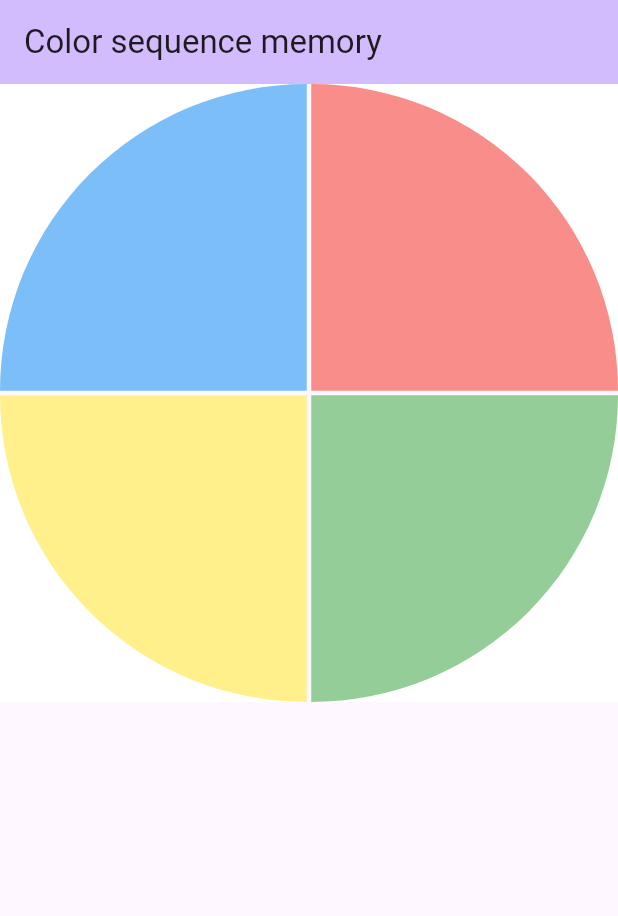
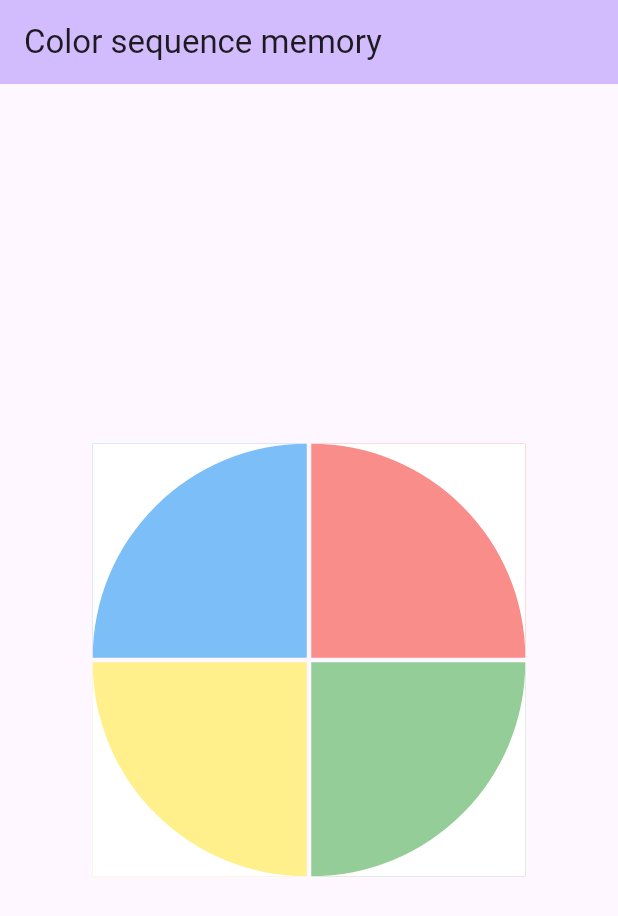
Before and after one commit to loloof64/ColorSequenceMemory, a Flutter app: the screen it shows after launch, on a phone screen of 412 x 824 dp. Shown: the top 916 px of the screen. Run offline on Flutter 3.47's test engine with Material 3 defaults, Android fonts, the phone set to English and light mode, and no system bars; missing offline and left inert: minisound.

Commit message:
fix: game device size

```diff
--- a/lib/main.dart
+++ b/lib/main.dart
@@ -67,12 +67,20 @@ class _MyHomePageState extends State<MyHomePage> {
   @override
   Widget build(BuildContext context) {
     final spacing = 3.0;
+    final width = MediaQuery.sizeOf(context).width;
+    final height = MediaQuery.sizeOf(context).height;
+    final isPortrait =
+        MediaQuery.orientationOf(context) == Orientation.portrait;
+    final deviceSize = isPortrait ? 0.7 * width : 0.6 * height;
     return Scaffold(
       appBar: AppBar(
         backgroundColor: Theme.of(context).colorScheme.inversePrimary,
         title: Text(widget.title),
       ),
       body: Center(
+        child: SizedBox(
+          width: deviceSize,
+          height: deviceSize,
           child: GridView.count(
             crossAxisCount: 2,
             crossAxisSpacing: spacing,
@@ -83,14 +91,16 @@ class _MyHomePageState extends State<MyHomePage> {
                 soundFrequence: 200.0,
                 backgroundColor: Colors.blue,
                 position: QuarterCirclePosition.topLeft,
-              highlighted: _highlightedButton == QuarterCirclePosition.topLeft,
+                highlighted:
+                    _highlightedButton == QuarterCirclePosition.topLeft,
               ),
               _soundButton(
                 context: context,
                 soundFrequence: 300.0,
                 backgroundColor: Colors.red,
                 position: QuarterCirclePosition.topRight,
-              highlighted: _highlightedButton == QuarterCirclePosition.topRight,
+                highlighted:
+                    _highlightedButton == QuarterCirclePosition.topRight,
               ),
               _soundButton(
                 context: context,
@@ -109,6 +119,7 @@ class _MyHomePageState extends State<MyHomePage> {
                     _highlightedButton == QuarterCirclePosition.bottomRight,
               ),
             ],
+          ),
         ),
       ),
     );
```
Lines whose indentation alone changed are shown as unchanged.
